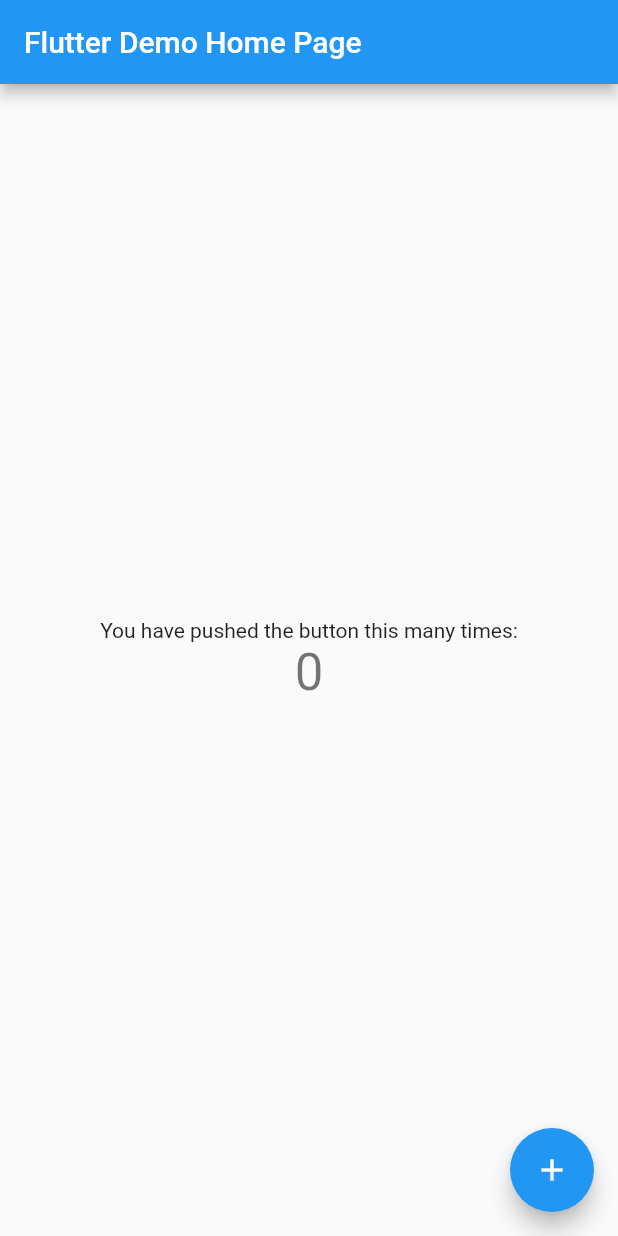
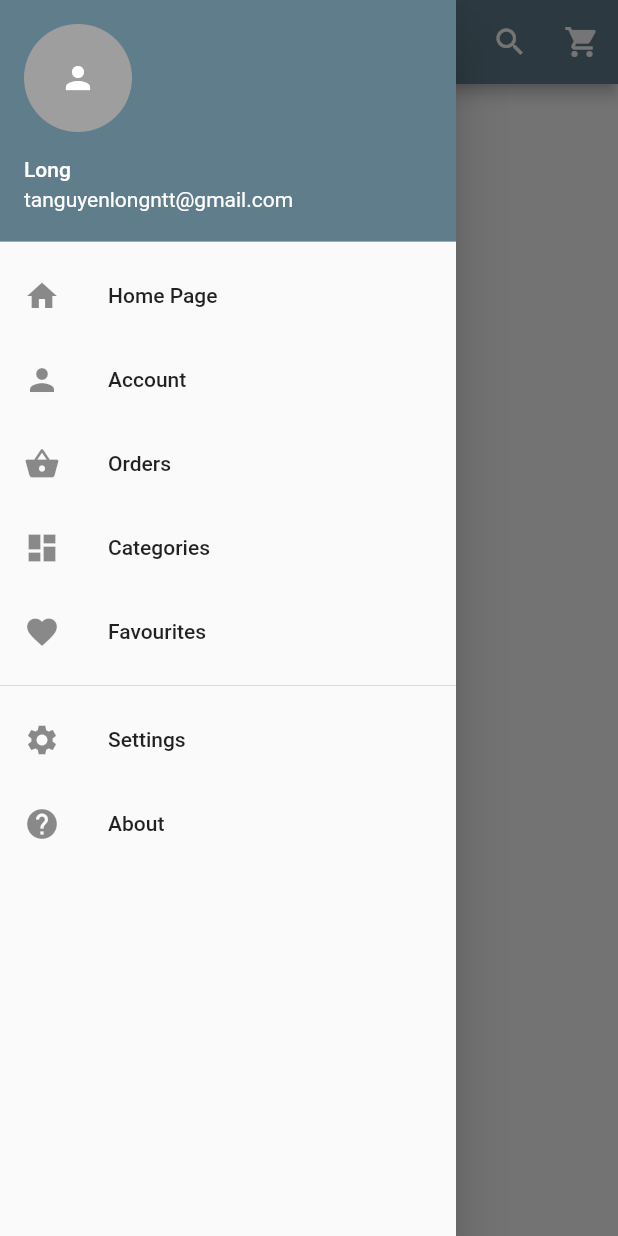
Before and after one commit to LongNT13/MobileAppUSTH, a Flutter app: the screen it shows after launch, with the side drawer open (before the commit the screen has no drawer), on a phone screen of 412 x 824 dp. Run offline on Flutter 3.47's test engine with Material 2 defaults, Android fonts, the phone set to English and light mode, and no system bars; our stand-ins replace carousel_pro.

Commit message:
update appbar, homepage

```diff
--- /dev/null
+++ b/myapp/lib/home.dart
@@ -0,0 +1,106 @@
+import 'package:flutter/material.dart';
+import 'package:carousel_pro/carousel_pro.dart';
+
+class HomePage extends StatefulWidget {
+  @override
+  _HomePageState createState() => _HomePageState();
+}
+
+class _HomePageState extends State<HomePage> {
+  @override
+  Widget build(BuildContext context) {
+    return Scaffold(
+      appBar: new AppBar(
+        backgroundColor: Colors.blueGrey,
+        title: Text('BookShop'),
+        actions: <Widget>[
+          new IconButton(
+              icon: Icon(
+                Icons.search,
+                color: Colors.white,
+              ),
+              onPressed: () {}),
+          new IconButton(
+              icon: Icon(
+                Icons.shopping_cart,
+                color: Colors.white,
+              ),
+              onPressed: () {})
+        ],
+      ),
+      drawer: new Drawer(
+        child: new ListView(
+          children: <Widget>[
+            // header
+            new UserAccountsDrawerHeader(
+              accountName: Text('Long'),
+              accountEmail: Text('tanguyenlongntt@gmail.com'),
+              currentAccountPicture: GestureDetector(
+                child: new CircleAvatar(
+                  backgroundColor: Colors.grey,
+                  child: Icon(
+                    Icons.person,
+                    color: Colors.white,
+                  ),
+                ),
+              ),
+              decoration: new BoxDecoration(color: Colors.blueGrey),
+            ),
+            // body
+            InkWell(
+              onTap: () {},
+              child: ListTile(
+                title: Text('Home Page'),
+                leading: Icon(Icons.home),
+              ),
+            ),
+            InkWell(
+              onTap: () {},
+              child: ListTile(
+                title: Text('Account'),
+                leading: Icon(Icons.person),
+              ),
+            ),
+            InkWell(
+              onTap: () {},
+              child: ListTile(
+                title: Text('Orders'),
+                leading: Icon(Icons.shopping_basket),
+              ),
+            ),
+            InkWell(
+              onTap: () {},
+              child: ListTile(
+                title: Text('Categories'),
+                leading: Icon(Icons.dashboard),
+              ),
+            ),
+            InkWell(
+              onTap: () {},
+              child: ListTile(
+                title: Text('Favourites'),
+                leading: Icon(Icons.favorite),
+              ),
+            ),
+            Divider(),
+
+            InkWell(
+              onTap: () {},
+              child: ListTile(
+                title: Text('Settings'),
+                leading: Icon(Icons.settings),
+              ),
+            ),
+            InkWell(
+              onTap: () {},
+              child: ListTile(
+                title: Text('About'),
+                leading: Icon(Icons.help),
+              ),
+            ),
+          ],
+        ),
+      ),
+    );
+  }
+}
--- a/myapp/lib/main.dart
+++ b/myapp/lib/main.dart
@@ -1,117 +1,12 @@
 import 'package:flutter/material.dart';
+import 'package:myapp/home.dart';
 
-void main() {
-  runApp(MyApp());
+void main()
+{
+  runApp(
+    MaterialApp(
+      debugShowCheckedModeBanner: false,
+      home: HomePage(),
+    ),
+  );
 }
-
-class MyApp extends StatelessWidget {
-  // This widget is the root of your application.
-  @override
-  Widget build(BuildContext context) {
-    return MaterialApp(
-      title: 'Flutter Demo',
-      theme: ThemeData(
-        // This is the theme of your application.
-        //
-        // Try running your application with "flutter run". You'll see the
-        // application has a blue toolbar. Then, without quitting the app, try
-        // changing the primarySwatch below to Colors.green and then invoke
-        // "hot reload" (press "r" in the console where you ran "flutter run",
-        // or simply save your changes to "hot reload" in a Flutter IDE).
-        // Notice that the counter didn't reset back to zero; the application
-        // is not restarted.
-        primarySwatch: Colors.blue,
-        // This makes the visual density adapt to the platform that you run
-        // the app on. For desktop platforms, the controls will be smaller and
-        // closer together (more dense) than on mobile platforms.
-        visualDensity: VisualDensity.adaptivePlatformDensity,
-      ),
-      home: MyHomePage(title: 'Flutter Demo Home Page'),
-    );
-  }
-}
-
-class MyHomePage extends StatefulWidget {
-  MyHomePage({Key key, this.title}) : super(key: key);
-
-  // This widget is the home page of your application. It is stateful, meaning
-  // that it has a State object (defined below) that contains fields that affect
-  // how it looks.
-
-  // This class is the configuration for the state. It holds the values (in this
-  // case the title) provided by the parent (in this case the App widget) and
-  // used by the build method of the State. Fields in a Widget subclass are
-  // always marked "final".
-
-  final String title;
-
-  @override
-  _MyHomePageState createState() => _MyHomePageState();
-}
-
-class _MyHomePageState extends State<MyHomePage> {
-  int _counter = 0;
-
-  void _incrementCounter() {
-    setState(() {
-      // This call to setState tells the Flutter framework that something has
-      // changed in this State, which causes it to rerun the build method below
-      // so that the display can reflect the updated values. If we changed
-      // _counter without calling setState(), then the build method would not be
-      // called again, and so nothing would appear to happen.
-      _counter++;
-    });
-  }
-
-  @override
-  Widget build(BuildContext context) {
-    // This method is rerun every time setState is called, for instance as done
-    // by the _incrementCounter method above.
-    //
-    // The Flutter framework has been optimized to make rerunning build methods
-    // fast, so that you can just rebuild anything that needs updating rather
-    // than having to individually change instances of widgets.
-    return Scaffold(
-      appBar: AppBar(
-        // Here we take the value from the MyHomePage object that was created by
-        // the App.build method, and use it to set our appbar title.
-        title: Text(widget.title),
-      ),
-      body: Center(
-        // Center is a layout widget. It takes a single child and positions it
-        // in the middle of the parent.
-        child: Column(
-          // Column is also a layout widget. It takes a list of children and
-          // arranges them vertically. By default, it sizes itself to fit its
-          // children horizontally, and tries to be as tall as its parent.
-          //
-          // Invoke "debug painting" (press "p" in the console, choose the
-          // "Toggle Debug Paint" action from the Flutter Inspector in Android
-          // Studio, or the "Toggle Debug Paint" command in Visual Studio Code)
-          // to see the wireframe for each widget.
-          //
-          // Column has various properties to control how it sizes itself and
-          // how it positions its children. Here we use mainAxisAlignment to
-          // center the children vertically; the main axis here is the vertical
-          // axis because Columns are vertical (the cross axis would be
-          // horizontal).
-          mainAxisAlignment: MainAxisAlignment.center,
-          children: <Widget>[
-            Text(
-              'You have pushed the button this many times:',
-            ),
-            Text(
-              '$_counter',
-              style: Theme.of(context).textTheme.headline4,
-            ),
-          ],
-        ),
-      ),
-      floatingActionButton: FloatingActionButton(
-        onPressed: _incrementCounter,
-        tooltip: 'Increment',
-        child: Icon(Icons.add),
-      ), // This trailing comma makes auto-formatting nicer for build methods.
-    );
-  }
-}
--- a/myapp/pubspec.yaml
+++ b/myapp/pubspec.yaml
@@ -23,6 +23,7 @@ environment:
 dependencies:
   flutter:
     sdk: flutter
+  carousel_pro: ^1.0.0
 
 
   # The following adds the Cupertino Icons font to your application.
```
Also changed, not shown: myapp/pubspec.lock, 1 other file.
